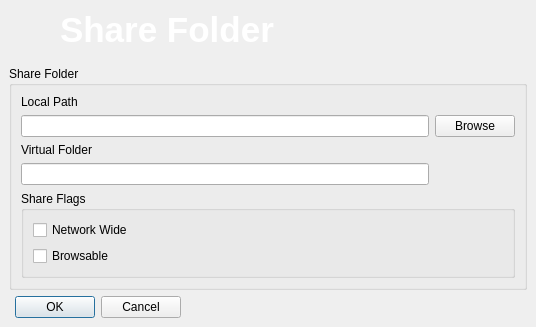
Old version of the form retroshare-gui/src/gui/ShareDialog.ui in the repository RetroShare/RetroShare.
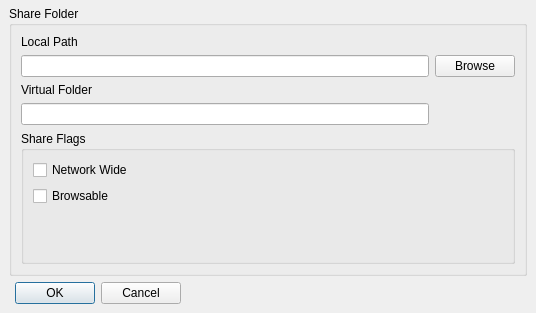
New version of the form. Icons and pictures are not drawn. Custom widgets are drawn as their Qt base class.

Commit message: Added new base class HeaderFrame - image and text at top of the windows.

Diff of the .ui file:
```diff
--- a/retroshare-gui/src/gui/ShareDialog.ui
+++ b/retroshare-gui/src/gui/ShareDialog.ui
@@ -25,17 +25,7 @@
     <number>0</number>
    </property>
    <item row="0" column="0">
-    <widget class="QFrame" name="frame">
-     <property name="maximumSize">
-      <size>
-       <width>16777215</width>
-       <height>60</height>
-      </size>
-     </property>
-     <property name="styleSheet">
-      <string notr="true">QFrame#frame{background-image: url(:/images/connect/connectFriendBanner.png);}
-</string>
-     </property>
+    <widget class="HeaderFrame" name="headerFrame">
      <property name="frameShape">
       <enum>QFrame::NoFrame</enum>
      </property>
@@ -45,56 +35,6 @@
      <property name="lineWidth">
       <number>1</number>
      </property>
-     <layout class="QGridLayout" name="gridLayout">
-      <property name="margin">
-       <number>6</number>
-      </property>
-      <property name="verticalSpacing">
-       <number>6</number>
-      </property>
-      <item row="0" column="0">
-       <widget class="QLabel" name="piclabel">
-        <property name="minimumSize">
-         <size>
-          <width>48</width>
-          <height>48</height>
-         </size>
-        </property>
-        <property name="maximumSize">
-         <size>
-          <width>48</width>
-          <height>48</height>
-         </size>
-        </property>
-        <property name="styleSheet">
-         <string notr="true"/>
-        </property>
-        <property name="text">
-         <string/>
-        </property>
-        <property name="pixmap">
-         <pixmap resource="images.qrc">:/images/fileshare48.png</pixmap>
-        </property>
-       </widget>
-      </item>
-      <item row="0" column="1">
-       <widget class="QLabel" name="label_2">
-        <property name="styleSheet">
-         <string notr="true"/>
-        </property>
-        <property name="text">
-         <string>&lt;!DOCTYPE HTML PUBLIC &quot;-//W3C//DTD HTML 4.0//EN&quot; &quot;http://www.w3.org/TR/REC-html40/strict.dtd&quot;&gt;
-&lt;html&gt;&lt;head&gt;&lt;meta name=&quot;qrichtext&quot; content=&quot;1&quot; /&gt;&lt;style type=&quot;text/css&quot;&gt;
-p, li { white-space: pre-wrap; }
-&lt;/style&gt;&lt;/head&gt;&lt;body style=&quot; font-family:'MS Shell Dlg 2'; font-size:8.25pt; font-weight:400; font-style:normal;&quot;&gt;
-&lt;p style=&quot; margin-top:0px; margin-bottom:0px; margin-left:0px; margin-right:0px; -qt-block-indent:0; text-indent:0px;&quot;&gt;&lt;span style=&quot; font-family:'Sans Serif'; font-size:26pt; font-weight:600; color:#ffffff;&quot;&gt;Share Folder&lt;/span&gt;&lt;/p&gt;&lt;/body&gt;&lt;/html&gt;</string>
-        </property>
-        <property name="alignment">
-         <set>Qt::AlignLeading|Qt::AlignLeft|Qt::AlignVCenter</set>
-        </property>
-       </widget>
-      </item>
-     </layout>
     </widget>
    </item>
    <item row="1" column="0">
@@ -269,6 +209,14 @@
    </item>
   </layout>
  </widget>
+ <customwidgets>
+  <customwidget>
+   <class>HeaderFrame</class>
+   <extends>QFrame</extends>
+   <header>gui/common/HeaderFrame.h</header>
+   <container>1</container>
+  </customwidget>
+ </customwidgets>
  <resources>
   <include location="images.qrc"/>
  </resources>
```
The commit also changes 41 other files.
